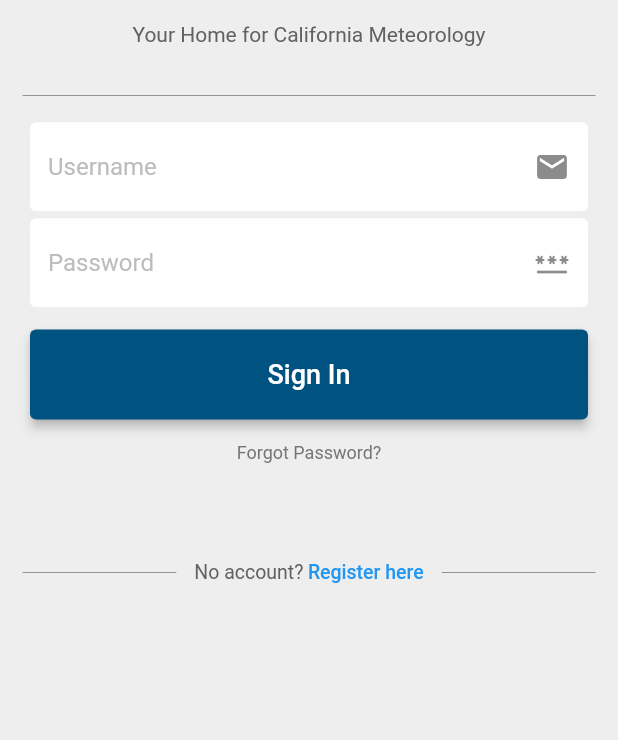
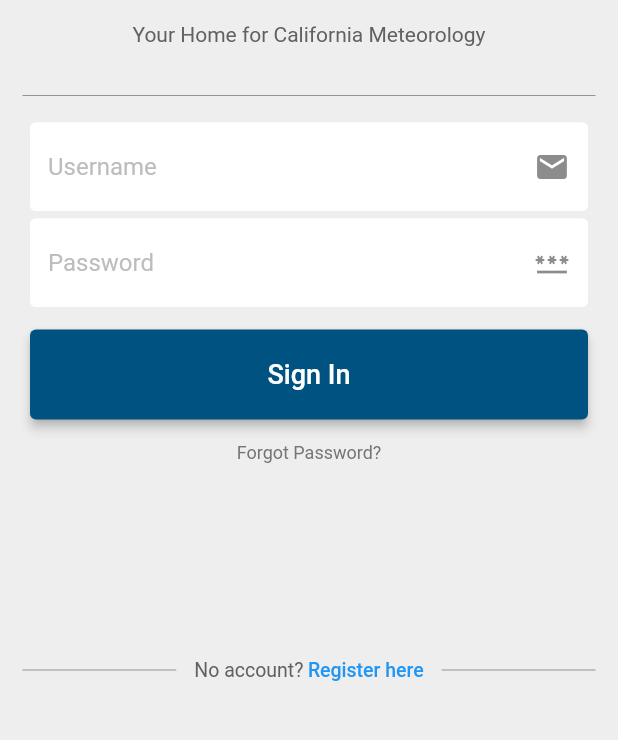
Before and after one commit to jordnance/CaliWeather, a Flutter app: the LoginPage screen opened directly, on a phone screen of 412 x 824 dp, the part 413-1153 px from its top. Run offline on Flutter 3.47's test engine with Material 2 defaults, Android fonts, the light colour scheme and no system bars; our stand-ins replace flutter_map, geolocator, latlong2, sqflite, weather_icons; accounts and stored records are empty.

Commit message:
ui spacing and setting file names after login chng

```diff
--- a/lib/pages/login_page1.dart
+++ b/lib/pages/login.dart
@@ -129,7 +129,7 @@
 
                 // Start: Bottom divider
                 // aligned to match with Profile page bottom divider
-                const SizedBox(height: 65),
+                const SizedBox(height: 130),
                 Padding(
                   padding: const EdgeInsets.symmetric(horizontal: 15.0),
                   child: Row(
--- a/lib/pages/profile_page.dart
+++ b/lib/pages/profile.dart
@@ -54,7 +54,7 @@
 
                 // Start: Bottom divider
                 // aligned to match with Login page bottom divider
-                const SizedBox(height: 41),
+                const SizedBox(height: 106),
                 Container(
                   padding: const EdgeInsets.symmetric(horizontal: 15.0),
                   child: Divider(
```
Also changed, not shown: lib/main.dart (+4 -6 lines), lib/login_old.dart (renamed from lib/login.dart).
